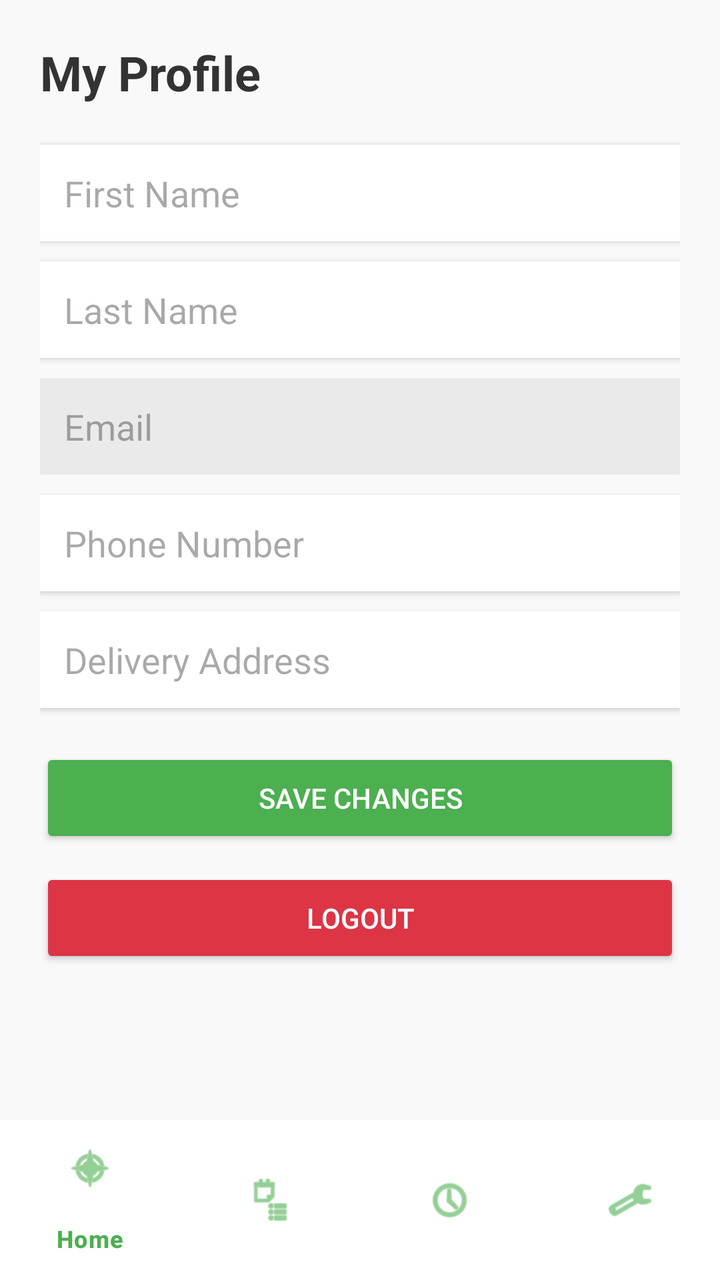
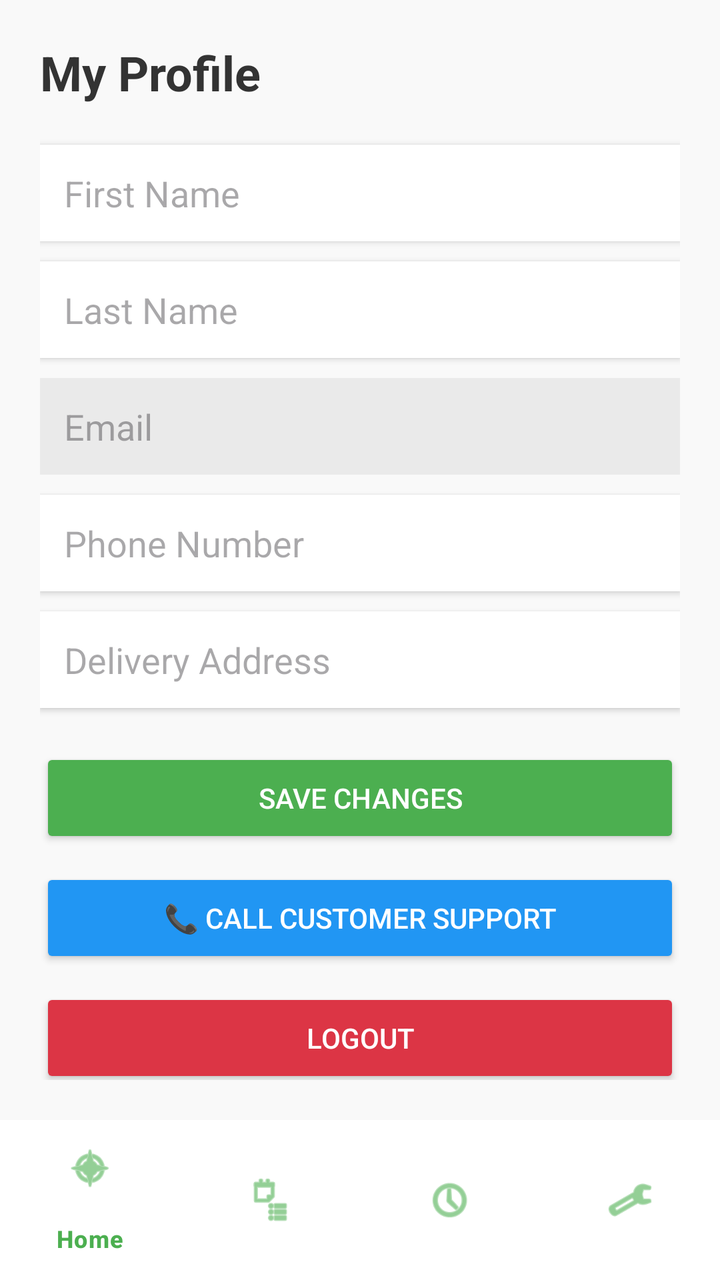

Two renders of the same Android screen: before a commit and after it. Below are the layout's source before the change and the commit's diff.
<!-- AndroidManifest.xml: application theme Theme.EcoMart -->
<!-- res/layout/activity_profile.xml -->
<?xml version="1.0" encoding="utf-8"?>
<RelativeLayout xmlns:android="http://schemas.android.com/apk/res/android"
    xmlns:app="http://schemas.android.com/apk/res-auto"
    android:layout_width="match_parent"
    android:layout_height="match_parent"
    android:background="#F9F9F9">

    <LinearLayout
        android:layout_width="match_parent"
        android:layout_height="match_parent"
        android:orientation="vertical"
        android:padding="20dp"
        android:layout_above="@id/bottomNavigation">

        <TextView
            android:layout_width="match_parent"
            android:layout_height="wrap_content"
            android:text="My Profile"
            android:textSize="24sp"
            android:textStyle="bold"
            android:textColor="#333333"
            android:layout_marginBottom="20dp"/>

        <EditText android:id="@+id/etFirstName" android:layout_width="match_parent" android:layout_height="wrap_content" android:hint="First Name" android:background="#FFFFFF" android:padding="12dp" android:layout_marginBottom="10dp" android:elevation="2dp"/>
        <EditText android:id="@+id/etLastName" android:layout_width="match_parent" android:layout_height="wrap_content" android:hint="Last Name" android:background="#FFFFFF" android:padding="12dp" android:layout_marginBottom="10dp" android:elevation="2dp"/>

        <EditText android:id="@+id/etEmail" android:layout_width="match_parent" android:layout_height="wrap_content" android:hint="Email" android:background="#EAEAEA" android:padding="12dp" android:layout_marginBottom="10dp" android:enabled="false" android:textColor="#888888"/>

        <EditText android:id="@+id/etPhone" android:layout_width="match_parent" android:layout_height="wrap_content" android:hint="Phone Number" android:inputType="phone" android:background="#FFFFFF" android:padding="12dp" android:layout_marginBottom="10dp" android:elevation="2dp"/>
        <EditText android:id="@+id/etAddress" android:layout_width="match_parent" android:layout_height="wrap_content" android:hint="Delivery Address" android:background="#FFFFFF" android:padding="12dp" android:layout_marginBottom="20dp" android:elevation="2dp"/>

        <Button
            android:id="@+id/btnSaveProfile"
            android:layout_width="match_parent"
            android:layout_height="50dp"
            android:text="Save Changes"
            android:backgroundTint="#4CAF50"
            android:textColor="#FFFFFF"
            android:layout_marginBottom="10dp"/>

        <Button
            android:id="@+id/btnLogout"
            android:layout_width="match_parent"
            android:layout_height="50dp"
            android:text="Logout"
            android:backgroundTint="#dc3545"
            android:textColor="#FFFFFF"/>
    </LinearLayout>

    <com.google.android.material.bottomnavigation.BottomNavigationView
        android:id="@+id/bottomNavigation"
        android:layout_width="match_parent"
        android:layout_height="wrap_content"
        android:layout_alignParentBottom="true"
        android:background="#FFFFFF"
        app:menu="@menu/bottom_nav_menu"
        app:itemIconTint="#4CAF50"
        app:itemTextColor="#4CAF50"/>
</RelativeLayout>
<!-- resources referenced by this layout -->
<resources>
  <style name="Theme.EcoMart" parent="Base.Theme.EcoMart" />
  <style name="Base.Theme.EcoMart" parent="Theme.Material3.DayNight.NoActionBar">
          
          
      </style>
</resources>

<!-- the commit's change to res/layout/activity_profile.xml (unified diff, before → after) -->
@@ -39,6 +39,15 @@
             android:layout_marginBottom="10dp"/>
 
         <Button
+            android:id="@+id/btnCallSupport"
+            android:layout_width="match_parent"
+            android:layout_height="50dp"
+            android:text="📞 Call Customer Support"
+            android:backgroundTint="#2196F3"
+            android:textColor="#FFFFFF"
+            android:layout_marginBottom="10dp"/>
+
+        <Button
             android:id="@+id/btnLogout"
             android:layout_width="match_parent"
             android:layout_height="50dp"
